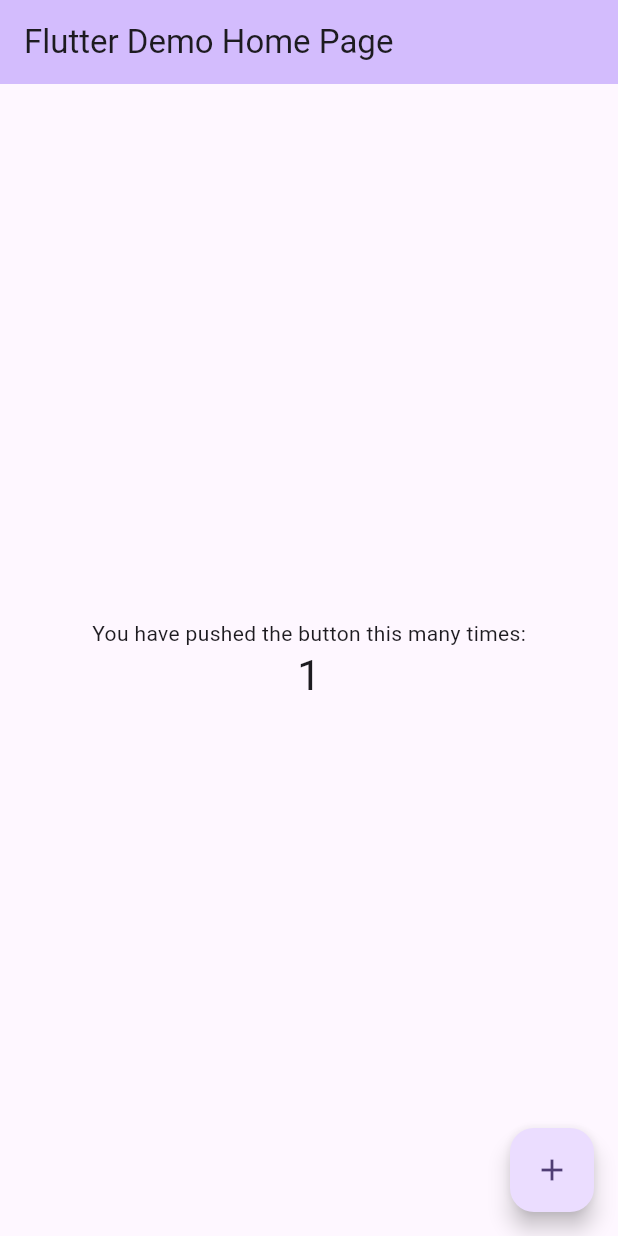
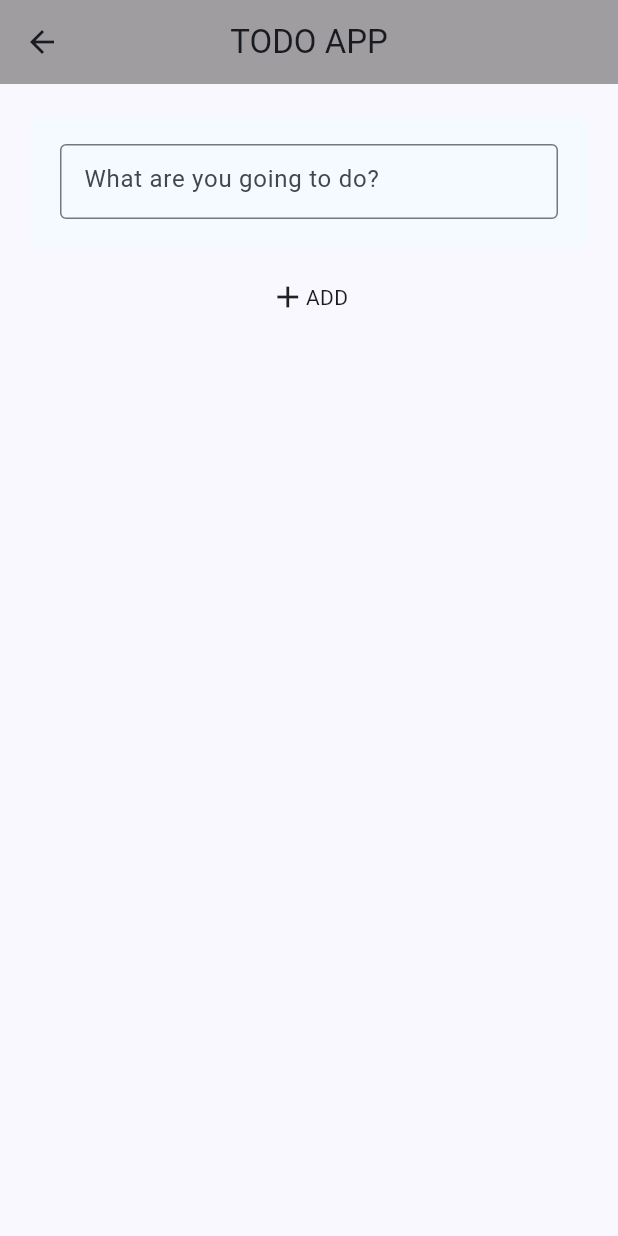
Before and after one commit to gu-tig333-ht24/gusniclaer, a Flutter app: the screen it shows after launch, after a tap on the "add" icon, on a phone screen of 412 x 824 dp. Run offline on Flutter 3.47's test engine with Material 3 defaults, Android fonts, the phone set to English and light mode, and no system bars.

Commit message:
Creates the layout and the starting point for function implementation.

```diff
--- /dev/null
+++ b/lib/components/task_tile.dart
@@ -0,0 +1,43 @@
+import 'package:flutter/material.dart';
+
+class TaskTile extends StatelessWidget {
+
+  final String taskDescription;
+  final bool taskDone;
+  Function(bool?)? isChanged;
+
+
+
+  TaskTile({super.key, required this.taskDescription, required this.taskDone, required this.isChanged});
+
+  @override
+  Widget build(BuildContext context) {
+    return Padding(
+      padding: const EdgeInsets.only(top: 11, left: 8, right: 8),
+      child: Container(
+        padding: EdgeInsets.all(20),
+        child: Row(
+          children: [
+
+            // checkbox to monitor task status
+            Checkbox(value: taskDone, onChanged: isChanged),
+
+            // the task description
+            Expanded(child: Text(taskDescription)),
+
+            // the close "X" to remove the task
+            GestureDetector(
+              child:
+              Icon(Icons.close),
+              // add remove function
+            )
+          ],
+        ),
+        decoration: BoxDecoration(
+          color: const Color.fromARGB(221, 255, 255, 255),
+          borderRadius: BorderRadius.circular(5),
+      ),
+      )
+    );
+  }
+}
--- a/lib/main.dart
+++ b/lib/main.dart
@@ -1,4 +1,5 @@
 import 'package:flutter/material.dart';
+import 'package:template/screens/home.dart';
 
 void main() {
   runApp(const MyApp());
@@ -7,119 +8,15 @@ void main() {
 class MyApp extends StatelessWidget {
   const MyApp({super.key});
 
-  // This widget is the root of your application.
   @override
   Widget build(BuildContext context) {
     return MaterialApp(
-      title: 'Flutter Demo',
+      title: 'TODO APP',
       theme: ThemeData(
-        // This is the theme of your application.
-        //
-        // TRY THIS: Try running your application with "flutter run". You'll see
-        // the application has a purple toolbar. Then, without quitting the app,
-        // try changing the seedColor in the colorScheme below to Colors.green
-        // and then invoke "hot reload" (save your changes or press the "hot
-        // reload" button in a Flutter-supported IDE, or press "r" if you used
-        // the command line to start the app).
-        //
-        // Notice that the counter didn't reset back to zero; the application
-        // state is not lost during the reload. To reset the state, use hot
-        // restart instead.
-        //
-        // This works for code too, not just values: Most code changes can be
-        // tested with just a hot reload.
-        colorScheme: ColorScheme.fromSeed(seedColor: Colors.deepPurple),
+        colorScheme: ColorScheme.fromSeed(seedColor: const Color.fromARGB(221, 0, 110, 255)),
         useMaterial3: true,
       ),
-      home: const MyHomePage(title: 'Flutter Demo Home Page'),
+      home: const MyHomePage(title: 'APP'),
     );
   }
 }
-
-class MyHomePage extends StatefulWidget {
-  const MyHomePage({super.key, required this.title});
-
-  // This widget is the home page of your application. It is stateful, meaning
-  // that it has a State object (defined below) that contains fields that affect
-  // how it looks.
-
-  // This class is the configuration for the state. It holds the values (in this
-  // case the title) provided by the parent (in this case the App widget) and
-  // used by the build method of the State. Fields in a Widget subclass are
-  // always marked "final".
-
-  final String title;
-
-  @override
-  State<MyHomePage> createState() => _MyHomePageState();
-}
-
-class _MyHomePageState extends State<MyHomePage> {
-  int _counter = 0;
-
-  void _incrementCounter() {
-    setState(() {
-      // This call to setState tells the Flutter framework that something has
-      // changed in this State, which causes it to rerun the build method below
-      // so that the display can reflect the updated values. If we changed
-      // _counter without calling setState(), then the build method would not be
-      // called again, and so nothing would appear to happen.
-      _counter++;
-    });
-  }
-
-  @override
-  Widget build(BuildContext context) {
-    // This method is rerun every time setState is called, for instance as done
-    // by the _incrementCounter method above.
-    //
-    // The Flutter framework has been optimized to make rerunning build methods
-    // fast, so that you can just rebuild anything that needs updating rather
-    // than having to individually change instances of widgets.
-    return Scaffold(
-      appBar: AppBar(
-        // TRY THIS: Try changing the color here to a specific color (to
-        // Colors.amber, perhaps?) and trigger a hot reload to see the AppBar
-        // change color while the other colors stay the same.
-        backgroundColor: Theme.of(context).colorScheme.inversePrimary,
-        // Here we take the value from the MyHomePage object that was created by
-        // the App.build method, and use it to set our appbar title.
-        title: Text(widget.title),
-      ),
-      body: Center(
-        // Center is a layout widget. It takes a single child and positions it
-        // in the middle of the parent.
-        child: Column(
-          // Column is also a layout widget. It takes a list of children and
-          // arranges them vertically. By default, it sizes itself to fit its
-          // children horizontally, and tries to be as tall as its parent.
-          //
-          // Column has various properties to control how it sizes itself and
-          // how it positions its children. Here we use mainAxisAlignment to
-          // center the children vertically; the main axis here is the vertical
-          // axis because Columns are vertical (the cross axis would be
-          // horizontal).
-          //
-          // TRY THIS: Invoke "debug painting" (choose the "Toggle Debug Paint"
-          // action in the IDE, or press "p" in the console), to see the
-          // wireframe for each widget.
-          mainAxisAlignment: MainAxisAlignment.center,
-          children: <Widget>[
-            const Text(
-              'You have pushed the button this many times:',
-            ),
-            Text(
-              '$_counter',
-              style: Theme.of(context).textTheme.headlineMedium,
-            ),
-          ],
-        ),
-      ),
-      floatingActionButton: FloatingActionButton(
-        onPressed: _incrementCounter,
-        tooltip: 'Increment',
-        child: const Icon(Icons.add),
-      ), // This trailing comma makes auto-formatting nicer for build methods.
-    );
-  }
-}
--- /dev/null
+++ b/lib/screens/create_task.dart
@@ -0,0 +1,44 @@
+import 'package:flutter/material.dart';
+
+class CreateTaskPage extends StatelessWidget {
+  const CreateTaskPage({super.key});
+
+  @override
+  Widget build(BuildContext context) {
+    return Scaffold(
+      appBar: AppBar(
+        centerTitle: true,
+        backgroundColor: const Color.fromARGB(137, 80, 78, 78),
+        title: Text('TODO APP'),
+      ),
+      body: Column(
+        children: [
+          Container(
+            height: 90,
+            decoration: BoxDecoration(
+              color: const Color.fromARGB(255, 244, 250, 255),
+              borderRadius: BorderRadius.circular(5),
+            ),
+            padding: EdgeInsets.all(20),
+            margin: EdgeInsets.all(20),
+            child: TextField(
+              decoration: InputDecoration(
+                border: OutlineInputBorder(),
+                hintText: 'What are you going to do?'
+                ),
+            ),
+          ),
+          Row(
+            mainAxisAlignment: MainAxisAlignment.center,
+            children: [
+            GestureDetector(
+              child: Row(children: [Icon(Icons.add), Text('ADD')]
+              // add function to the button
+            ),
+            )
+          ],)
+        ],
+      ),
+    );
+  }
+}
--- /dev/null
+++ b/lib/screens/home.dart
@@ -0,0 +1,76 @@
+import 'package:flutter/material.dart';
+import 'package:template/screens/create_task.dart';
+
+import '../components/task_tile.dart';
+
+
+class MyHomePage extends StatefulWidget {
+  const MyHomePage({super.key, required this.title});
+
+  final String title;
+  static List<String> list1 = <String>['ALL', 'DONE', 'UNDONE'];
+
+
+  @override
+  State<MyHomePage> createState() => _MyHomePageState();
+}
+
+class _MyHomePageState extends State<MyHomePage> {
+
+  @override
+  Widget build(BuildContext context) {
+    return Scaffold(
+      backgroundColor: const Color.fromARGB(255, 155, 155, 155),
+      appBar: AppBar(
+        centerTitle: true,
+        backgroundColor: const Color.fromARGB(137, 80, 78, 78),
+        title: Text('TODO APP'),
+        actions: <Widget>[
+
+          // add function to the button
+          GestureDetector(child: Icon(Icons.more_vert),
+          onTap: () {}
+          )
+
+          ]
+      ),
+      floatingActionButton: FloatingActionButton(
+        onPressed: () {
+          Navigator.push(context, MaterialPageRoute(builder: (context) => CreateTaskPage()));
+          },
+        shape: CircleBorder(),
+        child: Icon(Icons.add),
+        ),
+      body: ListView(
+        children: [
+          TaskTile(
+            taskDescription: 'Lämna Zakaria',
+            taskDone: true,
+            isChanged: (p0) {},
+            ),
+          TaskTile(
+            taskDescription: 'Plugga',
+            taskDone: false,
+            isChanged: (p0) {},
+            ),
+          TaskTile(
+            taskDescription: 'Hämta ut paket',
+            taskDone: true,
+            isChanged: (p0) {},
+            ),
+          TaskTile(
+            taskDescription: 'Hämta Zakaria',
+            taskDone: true,
+            isChanged: (p0) {},
+            ),
+          TaskTile(
+            taskDescription: 'Träna',
+            taskDone: false,
+            isChanged: (p0) {},
+            ),
+        ],
+      ),
+
+    );
+  }
+}
```
Also changed, not shown: pubspec.lock.
